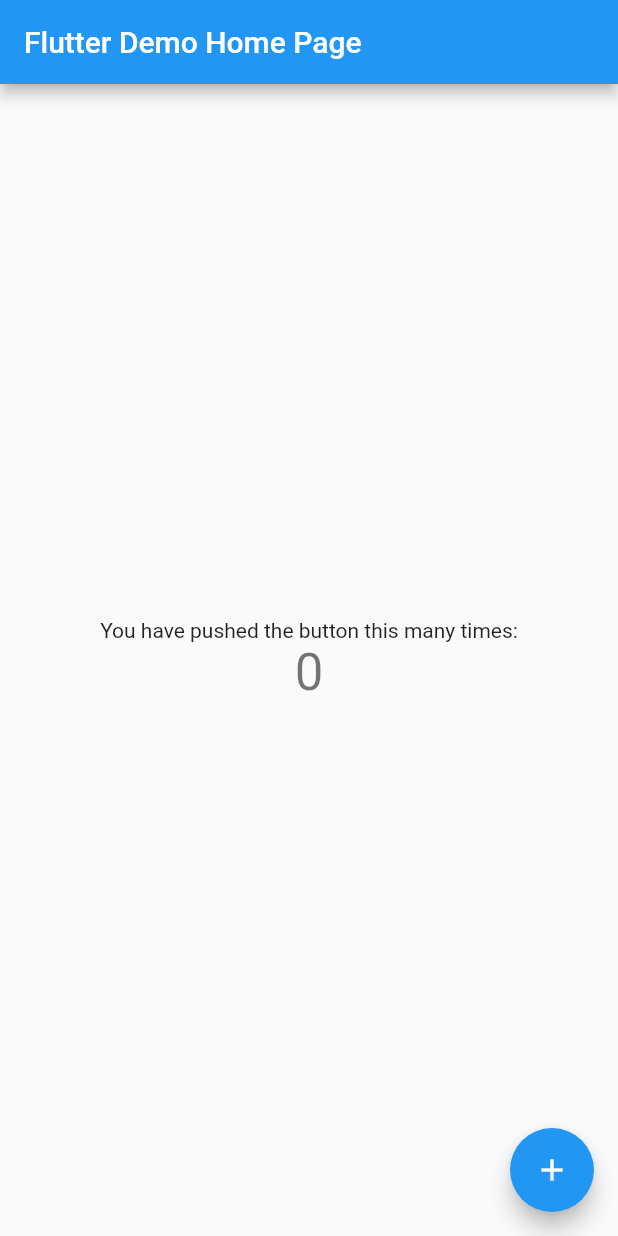
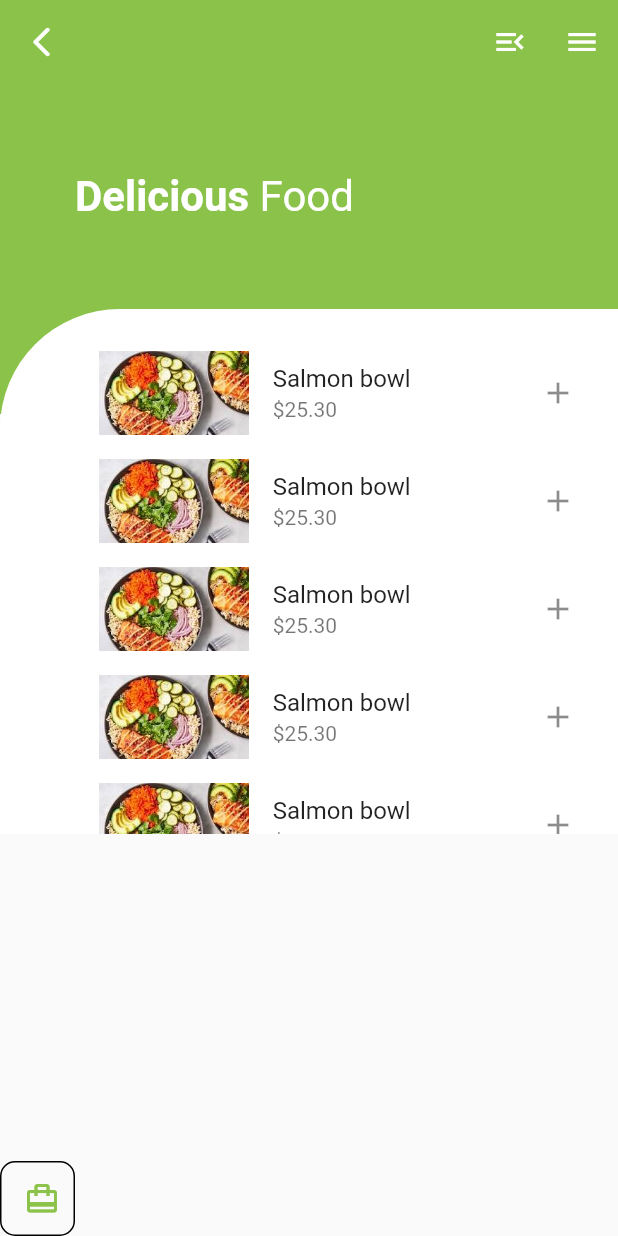
Before and after one commit to TariqHattab/widget_tester_app, a Flutter app: the screen it shows after launch, on a phone screen of 412 x 824 dp. Run offline on Flutter 3.47's test engine with Material 2 defaults, Android fonts, the phone set to English and light mode, and no system bars.

Commit message:
commit 2

```diff
--- /dev/null
+++ b/lib/first_screen.dart
@@ -0,0 +1,157 @@
+import 'package:flutter/material.dart';
+
+class FirstScreen extends StatelessWidget {
+  List items = [
+    {
+      'pic': 'assets/images/fake_pic.jpg',
+      'title': 'Salmon bowl',
+      'price': '\$25.30'
+    },
+    {
+      'pic': 'assets/images/fake_pic.jpg',
+      'title': 'Salmon bowl',
+      'price': '\$25.30'
+    },
+    {
+      'pic': 'assets/images/fake_pic.jpg',
+      'title': 'Salmon bowl',
+      'price': '\$25.30'
+    },
+    {
+      'pic': 'assets/images/fake_pic.jpg',
+      'title': 'Salmon bowl',
+      'price': '\$25.30'
+    },
+    {
+      'pic': 'assets/images/fake_pic.jpg',
+      'title': 'Salmon bowl',
+      'price': '\$25.30'
+    },
+    {
+      'pic': 'assets/images/fake_pic.jpg',
+      'title': 'Salmon bowl',
+      'price': '\$25.30'
+    },
+    {
+      'pic': 'assets/images/fake_pic.jpg',
+      'title': 'Salmon bowl',
+      'price': '\$25.30'
+    },
+    {
+      'pic': 'assets/images/fake_pic.jpg',
+      'title': 'Salmon bowl',
+      'price': '\$25.30'
+    },
+    {
+      'pic': 'assets/images/fake_pic.jpg',
+      'title': 'Salmon bowl',
+      'price': '\$25.30'
+    },
+  ];
+  @override
+  Widget build(BuildContext context) {
+    var width = MediaQuery.of(context).size.width;
+    return Scaffold(
+      appBar: AppBar(
+        elevation: 0,
+        leading: IconButton(
+          color: Colors.white,
+          icon: Icon(Icons.arrow_back_ios_rounded),
+          onPressed: () {},
+        ),
+        actions: [
+          IconButton(
+              icon: Icon(Icons.menu_open),
+              color: Colors.white,
+              onPressed: () {}),
+          IconButton(
+              icon: Icon(Icons.menu), color: Colors.white, onPressed: () {}),
+        ],
+      ),
+      body: Column(
+        mainAxisSize: MainAxisSize.min,
+        children: [
+          Container(
+            alignment: Alignment.centerLeft,
+            width: width,
+            height: 150,
+            color: Colors.lightGreen,
+            child: Padding(
+                padding: const EdgeInsets.only(left: 50),
+                child: RichText(
+                  text: TextSpan(
+                      style: TextStyle(
+                        color: Colors.white,
+                        fontSize: 28,
+                      ),
+                      children: [
+                        TextSpan(
+                          text: 'Delicious ',
+                          style: TextStyle(
+                            fontWeight: FontWeight.bold,
+                          ),
+                        ),
+                        TextSpan(
+                          text: 'Food',
+                        )
+                      ]),
+                )),
+          ),
+          Expanded(
+            child: Stack(
+              children: [
+                Container(
+                  width: width,
+                  height: 70,
+                  color: Colors.lightGreen,
+                ),
+                Positioned(
+                  child: Container(
+                    width: width,
+                    decoration: BoxDecoration(
+                        color: Colors.white,
+                        borderRadius:
+                            BorderRadius.only(topLeft: Radius.circular(80))),
+                    height: 350,
+                    child: ListView.builder(
+                      padding: const EdgeInsets.only(top: 20, left: 50),
+                      itemCount: items.length,
+                      itemBuilder: (ctx, index) {
+                        var item = items[index];
+                        return ListTile(
+                          leading: Image.asset(item['pic']),
+                          title: Text(item['title']),
+                          subtitle: Text(item['price']),
+                          trailing: IconButton(
+                            icon: Icon(Icons.add),
+                            onPressed: () {},
+                          ),
+                        );
+                      },
+                    ),
+                  ),
+                ),
+              ],
+            ),
+          ),
+          Row(
+            children: [
+              SizedBox(
+                height: 50,
+                width: 50,
+                child: OutlinedButton(
+                  style: OutlinedButton.styleFrom(
+                      shape: RoundedRectangleBorder(
+                          borderRadius: BorderRadius.all(Radius.circular(10))),
+                      side: BorderSide(color: Colors.black)),
+                  onPressed: () {},
+                  child: Icon(Icons.card_travel),
+                ),
+              ),
+            ],
+          ),
+        ],
+      ),
+    );
+  }
+}
--- a/lib/main.dart
+++ b/lib/main.dart
@@ -1,113 +1,26 @@
 import 'package:flutter/material.dart';
+import 'package:widget_tester_app/first_screen.dart';
 
 void main() {
   runApp(MyApp());
 }
 
 class MyApp extends StatelessWidget {
-  // This widget is the root of your application.
   @override
   Widget build(BuildContext context) {
     return MaterialApp(
       title: 'Flutter Demo',
       theme: ThemeData(
-        // This is the theme of your application.
-        //
-        // Try running your application with "flutter run". You'll see the
-        // application has a blue toolbar. Then, without quitting the app, try
-        // changing the primarySwatch below to Colors.green and then invoke
-        // "hot reload" (press "r" in the console where you ran "flutter run",
-        // or simply save your changes to "hot reload" in a Flutter IDE).
-        // Notice that the counter didn't reset back to zero; the application
-        // is not restarted.
-        primarySwatch: Colors.blue,
+        primarySwatch: Colors.lightGreen,
       ),
-      home: MyHomePage(title: 'Flutter Demo Home Page'),
+      home: MyHomePage(),
     );
   }
 }
 
-class MyHomePage extends StatefulWidget {
-  MyHomePage({Key key, this.title}) : super(key: key);
-
-  // This widget is the home page of your application. It is stateful, meaning
-  // that it has a State object (defined below) that contains fields that affect
-  // how it looks.
-
-  // This class is the configuration for the state. It holds the values (in this
-  // case the title) provided by the parent (in this case the App widget) and
-  // used by the build method of the State. Fields in a Widget subclass are
-  // always marked "final".
-
-  final String title;
-
-  @override
-  _MyHomePageState createState() => _MyHomePageState();
-}
-
-class _MyHomePageState extends State<MyHomePage> {
-  int _counter = 0;
-
-  void _incrementCounter() {
-    setState(() {
-      // This call to setState tells the Flutter framework that something has
-      // changed in this State, which causes it to rerun the build method below
-      // so that the display can reflect the updated values. If we changed
-      // _counter without calling setState(), then the build method would not be
-      // called again, and so nothing would appear to happen.
-      _counter++;
-    });
-  }
-
+class MyHomePage extends StatelessWidget {
   @override
   Widget build(BuildContext context) {
-    // This method is rerun every time setState is called, for instance as done
-    // by the _incrementCounter method above.
-    //
-    // The Flutter framework has been optimized to make rerunning build methods
-    // fast, so that you can just rebuild anything that needs updating rather
-    // than having to individually change instances of widgets.
-    return Scaffold(
-      appBar: AppBar(
-        // Here we take the value from the MyHomePage object that was created by
-        // the App.build method, and use it to set our appbar title.
-        title: Text(widget.title),
-      ),
-      body: Center(
-        // Center is a layout widget. It takes a single child and positions it
-        // in the middle of the parent.
-        child: Column(
-          // Column is also a layout widget. It takes a list of children and
-          // arranges them vertically. By default, it sizes itself to fit its
-          // children horizontally, and tries to be as tall as its parent.
-          //
-          // Invoke "debug painting" (press "p" in the console, choose the
-          // "Toggle Debug Paint" action from the Flutter Inspector in Android
-          // Studio, or the "Toggle Debug Paint" command in Visual Studio Code)
-          // to see the wireframe for each widget.
-          //
-          // Column has various properties to control how it sizes itself and
-          // how it positions its children. Here we use mainAxisAlignment to
-          // center the children vertically; the main axis here is the vertical
-          // axis because Columns are vertical (the cross axis would be
-          // horizontal).
-          mainAxisAlignment: MainAxisAlignment.center,
-          children: <Widget>[
-            Text(
-              'You have pushed the button this many times:',
-            ),
-            Text(
-              '$_counter',
-              style: Theme.of(context).textTheme.headline4,
-            ),
-          ],
-        ),
-      ),
-      floatingActionButton: FloatingActionButton(
-        onPressed: _incrementCounter,
-        tooltip: 'Increment',
-        child: Icon(Icons.add),
-      ), // This trailing comma makes auto-formatting nicer for build methods.
-    );
+    return FirstScreen();
   }
 }
--- a/pubspec.yaml
+++ b/pubspec.yaml
@@ -45,8 +45,8 @@
   uses-material-design: true
 
   # To add assets to your application, add an assets section, like this:
-  # assets:
-  #   - images/a_dot_burr.jpeg
+  assets:
+    - assets/images/fake_pic.jpg
   #   - images/a_dot_ham.jpeg
 
   # An image asset can refer to one or more resolution-specific "variants", see
```
Also changed, not shown: assets/images/fake_pic.jpg (added).
